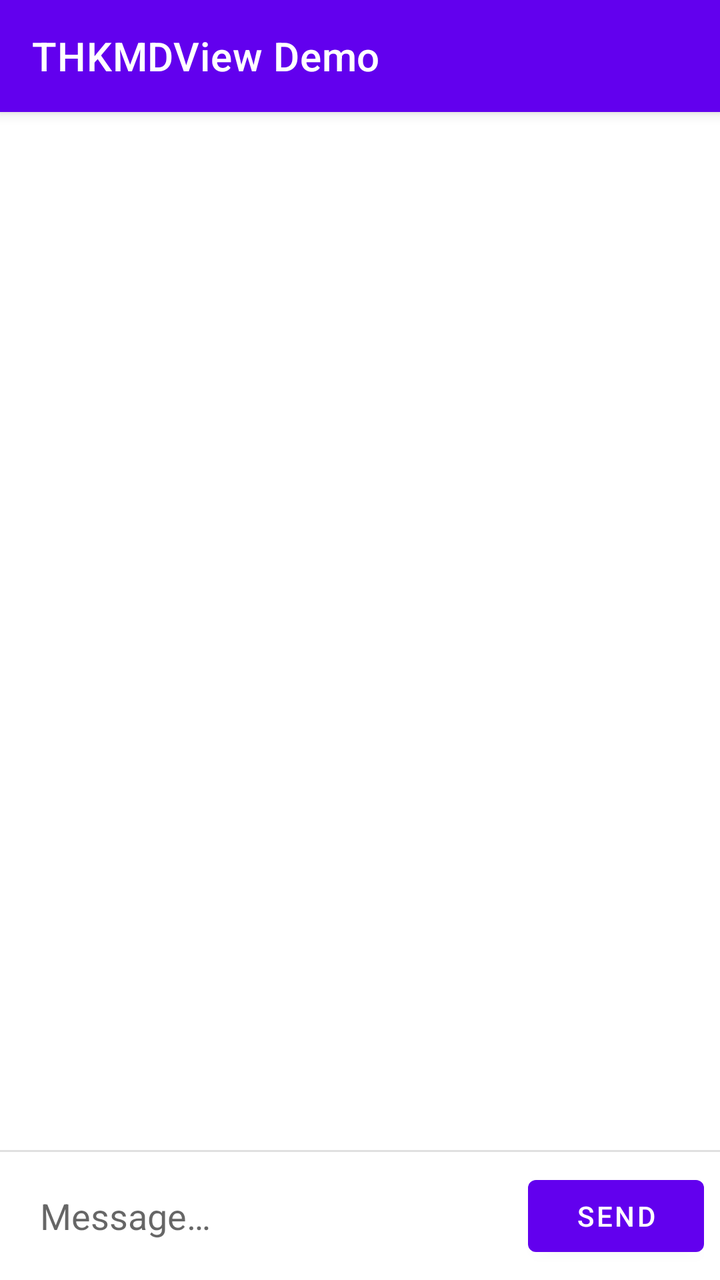
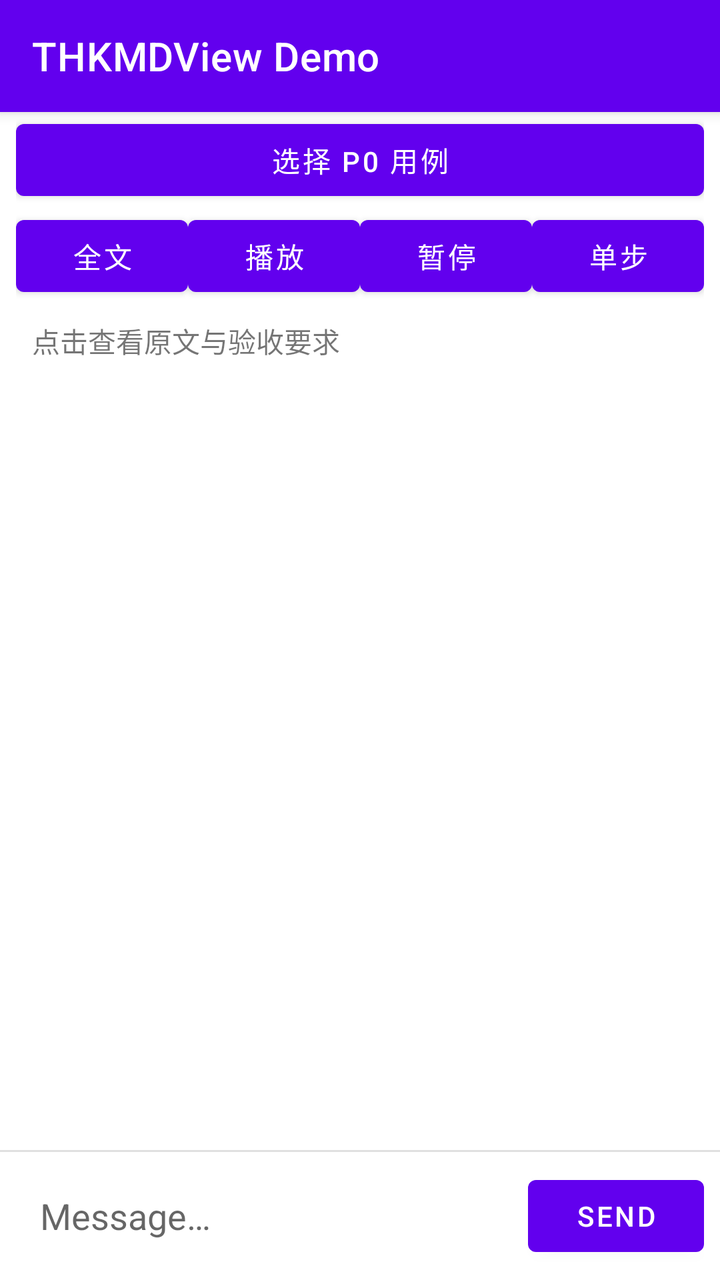

Compare the two renders of this Android layout. The source of the first and the diff that turns it into the second are given below.
<!-- AndroidManifest.xml: application theme Theme.THKMDViewSample -->
<!-- res/layout/activity_main.xml -->
<?xml version="1.0" encoding="utf-8"?>
<androidx.constraintlayout.widget.ConstraintLayout xmlns:android="http://schemas.android.com/apk/res/android"
    xmlns:app="http://schemas.android.com/apk/res-auto"
    android:layout_width="match_parent"
    android:layout_height="match_parent">

    <com.google.android.material.appbar.MaterialToolbar
        android:id="@+id/toolbar"
        android:layout_width="0dp"
        android:layout_height="?attr/actionBarSize"
        android:background="?attr/colorPrimary"
        android:elevation="4dp"
        android:theme="@style/ThemeOverlay.MaterialComponents.Dark.ActionBar"
        app:title="@string/app_title"
        app:titleTextColor="@android:color/white"
        app:layout_constraintTop_toTopOf="parent"
        app:layout_constraintStart_toStartOf="parent"
        app:layout_constraintEnd_toEndOf="parent" />

    <androidx.recyclerview.widget.RecyclerView
        android:id="@+id/messageList"
        android:layout_width="0dp"
        android:layout_height="0dp"
        android:clipToPadding="false"
        android:paddingHorizontal="12dp"
        android:paddingVertical="12dp"
        app:layoutManager="androidx.recyclerview.widget.LinearLayoutManager"
        app:layout_constraintTop_toBottomOf="@id/toolbar"
        app:layout_constraintBottom_toTopOf="@id/inputBar"
        app:layout_constraintStart_toStartOf="parent"
        app:layout_constraintEnd_toEndOf="parent" />

    <View
        android:id="@+id/inputBarDivider"
        android:layout_width="0dp"
        android:layout_height="1dp"
        android:background="?android:attr/listDivider"
        app:layout_constraintBottom_toTopOf="@id/inputBar"
        app:layout_constraintStart_toStartOf="parent"
        app:layout_constraintEnd_toEndOf="parent" />

    <LinearLayout
        android:id="@+id/inputBar"
        android:layout_width="0dp"
        android:layout_height="wrap_content"
        android:background="?android:attr/colorBackground"
        android:gravity="center_vertical"
        android:orientation="horizontal"
        android:padding="8dp"
        app:layout_constraintBottom_toBottomOf="parent"
        app:layout_constraintStart_toStartOf="parent"
        app:layout_constraintEnd_toEndOf="parent">

        <EditText
            android:id="@+id/messageInput"
            android:layout_width="0dp"
            android:layout_height="wrap_content"
            android:layout_weight="1"
            android:autofillHints=""
            android:background="@android:color/transparent"
            android:hint="@string/message_input_hint"
            android:imeOptions="actionSend"
            android:inputType="textCapSentences|textMultiLine"
            android:maxLines="4"
            android:paddingHorizontal="12dp"
            android:paddingVertical="10dp" />

        <Button
            android:id="@+id/sendButton"
            android:layout_width="wrap_content"
            android:layout_height="wrap_content"
            android:text="@string/send" />

    </LinearLayout>

</androidx.constraintlayout.widget.ConstraintLayout>
<!-- resources referenced by this layout -->
<resources>
  <string name="app_title">THKMDView Demo</string>
  <string name="message_input_hint">Message…</string>
  <string name="send">Send</string>
  <style name="Theme.THKMDViewSample" parent="Theme.MaterialComponents.DayNight.NoActionBar" />
</resources>

<!-- the commit's change to res/layout/activity_main.xml (unified diff, before → after) -->
@@ -17,6 +17,25 @@
         app:layout_constraintStart_toStartOf="parent"
         app:layout_constraintEnd_toEndOf="parent" />
 
+    <LinearLayout
+        android:id="@+id/fixtureControls"
+        android:layout_width="0dp"
+        android:layout_height="wrap_content"
+        android:orientation="vertical"
+        android:paddingHorizontal="8dp"
+        app:layout_constraintTop_toBottomOf="@id/toolbar"
+        app:layout_constraintStart_toStartOf="parent"
+        app:layout_constraintEnd_toEndOf="parent">
+        <Button android:id="@+id/selectFixture" android:layout_width="match_parent" android:layout_height="wrap_content" android:text="选择 P0 用例" />
+        <LinearLayout android:layout_width="match_parent" android:layout_height="wrap_content" android:orientation="horizontal">
+            <Button android:id="@+id/fixtureFull" android:layout_width="0dp" android:layout_weight="1" android:layout_height="wrap_content" android:text="全文" />
+            <Button android:id="@+id/fixturePlay" android:layout_width="0dp" android:layout_weight="1" android:layout_height="wrap_content" android:text="播放" />
+            <Button android:id="@+id/fixturePause" android:layout_width="0dp" android:layout_weight="1" android:layout_height="wrap_content" android:text="暂停" />
+            <Button android:id="@+id/fixtureStep" android:layout_width="0dp" android:layout_weight="1" android:layout_height="wrap_content" android:text="单步" />
+        </LinearLayout>
+        <TextView android:id="@+id/fixtureStatus" android:layout_width="match_parent" android:layout_height="wrap_content" android:padding="8dp" android:text="点击查看原文与验收要求" />
+    </LinearLayout>
+
     <androidx.recyclerview.widget.RecyclerView
         android:id="@+id/messageList"
         android:layout_width="0dp"
@@ -25,7 +44,7 @@
         android:paddingHorizontal="12dp"
         android:paddingVertical="12dp"
         app:layoutManager="androidx.recyclerview.widget.LinearLayoutManager"
-        app:layout_constraintTop_toBottomOf="@id/toolbar"
+        app:layout_constraintTop_toBottomOf="@id/fixtureControls"
         app:layout_constraintBottom_toTopOf="@id/inputBar"
         app:layout_constraintStart_toStartOf="parent"
         app:layout_constraintEnd_toEndOf="parent" />
